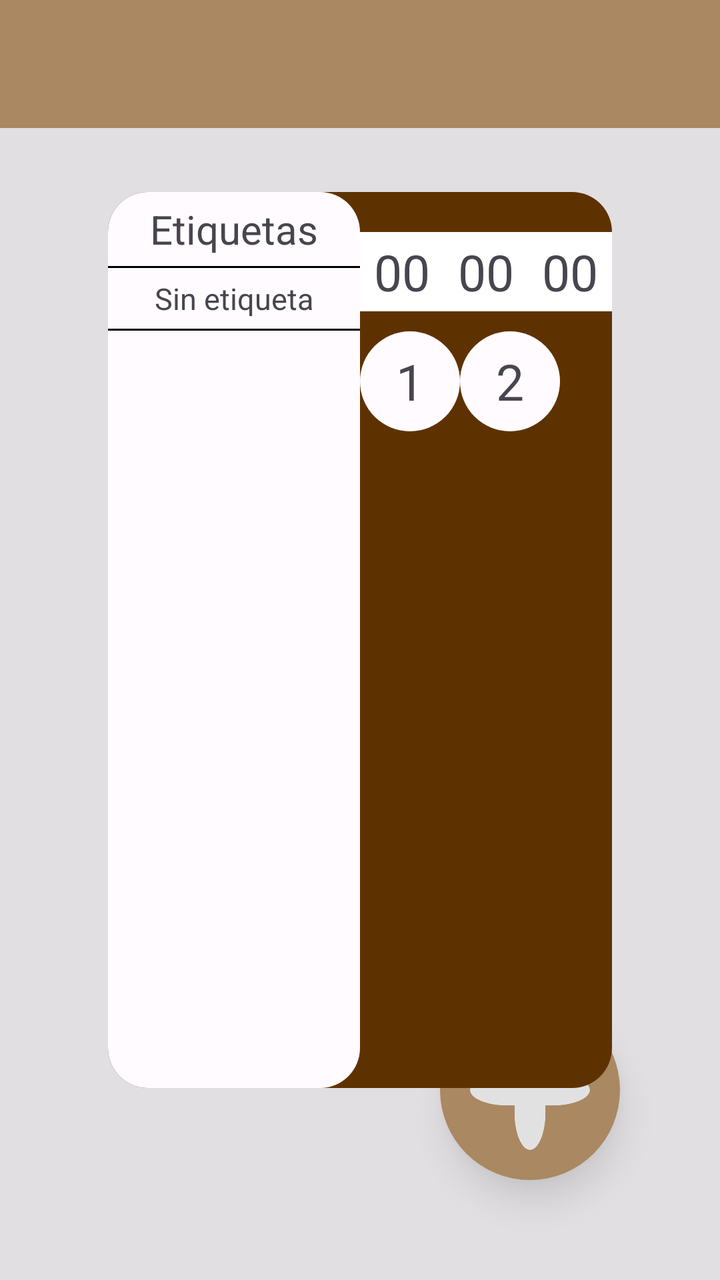
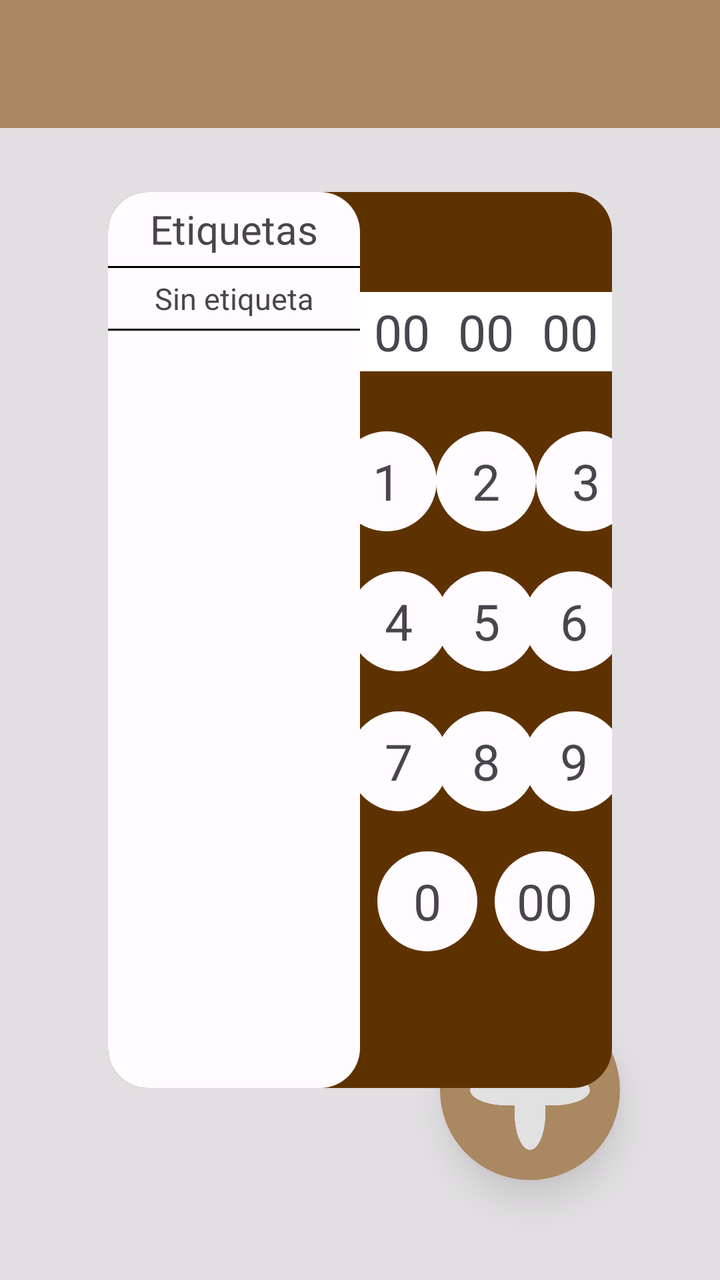

Screens rendered from an Android XML layout before and after an edit, with the pre-edit source and the edit as a unified diff.
<!-- AndroidManifest.xml: application theme Theme.Panaderia -->
<!-- res/layout/main_layout.xml -->
<?xml version="1.0" encoding="utf-8"?>
<androidx.drawerlayout.widget.DrawerLayout
    xmlns:android="http://schemas.android.com/apk/res/android"
    xmlns:app="http://schemas.android.com/apk/res-auto"
    xmlns:tools="http://schemas.android.com/tools"
    android:id="@+id/drawer_layout"
    android:layout_width="match_parent"
    android:layout_height="match_parent"
    tools:openDrawer="start"
    android:focusable="true"
    android:focusableInTouchMode="true">
    
    <FrameLayout
        android:layout_width="match_parent"
        android:layout_height="match_parent">

        
        <LinearLayout
            android:orientation="vertical"
            android:layout_width="match_parent"
            android:layout_height="match_parent"
            tools:context=".MainActivity">

            <FrameLayout
                android:id="@+id/cabezera"
                android:layout_width="match_parent"
                android:layout_height="wrap_content">

                <com.google.android.material.appbar.MaterialToolbar
                    android:id="@+id/topAppBar2"
                    android:visibility="gone"
                    android:layout_width="match_parent"
                    android:layout_height="?attr/actionBarSize"
                    android:layout_marginTop="3dp"
                    android:background="?attr/colorSecondary"
                    style="@style/Widget.MaterialComponents.Toolbar.Primary" />

                <com.google.android.material.appbar.MaterialToolbar
                    android:id="@+id/topAppBar"
                    android:layout_width="match_parent"
                    android:layout_height="?attr/actionBarSize"
                    android:background="?attr/colorPrimary"
                    app:titleCentered="true"
                    app:titleTextColor="?attr/colorOnPrimary"
                    style="@style/Widget.MaterialComponents.Toolbar.Primary" />

                <com.google.android.material.appbar.MaterialToolbar
                    android:id="@+id/topAppBar3"
                    android:layout_width="80dp"
                    android:layout_height="match_parent"
                    android:layout_gravity="end"
                    android:background="?attr/colorPrimary"
                    android:layout_marginTop="3dp"
                    android:elevation="20dp"
                    android:visibility="gone"/>

            </FrameLayout>

            
            <FrameLayout
                android:id="@+id/fragment_container"
                android:layout_width="match_parent"
                android:layout_height="0dp"
                android:layout_weight="1"
                android:background="?attr/android:colorBackground">

                
                <LinearLayout
                    android:id="@+id/opciones"
                    android:elevation="10dp"
                    android:layout_gravity="end|bottom"
                    android:layout_width="90dp"
                    android:layout_height="90dp"
                    android:background="@drawable/circulo_completo"
                    android:backgroundTint="?attr/colorPrimary"
                    android:gravity="center"
                    android:layout_marginRight="50dp"
                    android:layout_marginBottom="50dp"
                    android:clickable="true"
                    android:focusable="true">

                    <View
                        android:layout_width="60dp"
                        android:layout_height="60dp"
                        android:background="@drawable/mas_blanco"/>

                </LinearLayout>
                
                <TextView
                    android:id="@+id/TVBotonPedido"
                    android:elevation="10dp"
                    android:layout_gravity="end|bottom"
                    android:layout_width="80dp"
                    android:layout_height="40dp"
                    android:background="@drawable/boton1"
                    android:backgroundTint="?attr/colorOnTertiary"
                    android:gravity="center"
                    android:textColor="?attr/colorOnPrimary"
                    android:layout_marginRight="55dp"
                    android:layout_marginBottom="160dp"
                    android:text="Pedido"
                    android:clickable="true"
                    android:focusable="true"
                    android:visibility="gone"/>
                
                <TextView
                    android:id="@+id/TVBotonMoje"
                    android:elevation="10dp"
                    android:layout_gravity="end|bottom"
                    android:layout_width="80dp"
                    android:layout_height="40dp"
                    android:background="@drawable/boton1"
                    android:backgroundTint="?attr/colorOnTertiaryContainer"
                    android:gravity="center"
                    android:textColor="?attr/colorOnPrimary"
                    android:layout_marginRight="55dp"
                    android:layout_marginBottom="210dp"
                    android:text="Moje"
                    android:clickable="true"
                    android:focusable="true"
                    android:visibility="gone"/>
                
                <TextView
                    android:id="@+id/TVBotonTiempo"
                    android:elevation="10dp"
                    android:layout_gravity="end|bottom"
                    android:layout_width="80dp"
                    android:layout_height="40dp"
                    android:background="@drawable/boton1"
                    android:backgroundTint="?attr/colorOnTertiaryFixed"
                    android:gravity="center"
                    android:textColor="?attr/colorOnPrimary"
                    android:layout_marginRight="55dp"
                    android:layout_marginBottom="260dp"
                    android:text="Tiempo"
                    android:clickable="true"
                    android:focusable="true"
                    android:visibility="gone"/>

            </FrameLayout>

        </LinearLayout>


        
        <androidx.constraintlayout.widget.ConstraintLayout
            android:id="@+id/CLMojes"
            android:layout_width="match_parent"
            android:layout_height="match_parent"
            android:visibility="gone">

            
            <View
                android:layout_width="match_parent"
                android:layout_height="match_parent"
                android:background="#C4C4C4"
                android:alpha="0.5"/>
            
            <LinearLayout
                android:id="@+id/LLCajaMojes"
                android:orientation="vertical"
                app:layout_constraintTop_toTopOf="parent"
                app:layout_constraintBottom_toBottomOf="parent"
                app:layout_constraintStart_toStartOf="parent"
                app:layout_constraintEnd_toEndOf="parent"
                android:layout_width="0dp"
                android:layout_height="0dp"
                app:layout_constraintWidth_percent="0.7"
                app:layout_constraintHeight_percent="0.7"
                android:background="@drawable/bordes_algo_redondos">

                
                <LinearLayout
                    android:layout_width="match_parent"
                    android:layout_height="150dp"
                    android:background="@drawable/bordes_circulo_arriba"
                    android:orientation="vertical"
                    android:gravity="center">

                    <TextView
                        android:layout_width="wrap_content"
                        android:layout_height="wrap_content"
                        android:textColor="?attr/colorOnPrimary"
                        android:text="Mojes"
                        android:textSize="30sp"
                        android:layout_marginBottom="15dp"
                        android:gravity="center"/>

                    <EditText
                        android:id="@+id/cantidadMojes"
                        android:layout_width="100dp"
                        android:layout_height="35dp"
                        android:background="@drawable/edittext_border_selector"
                        android:inputType="numberDecimal"
                        android:gravity="center"
                        android:text="1"
                        android:selectAllOnFocus="true"/>

                </LinearLayout>

                
                <ScrollView
                    android:layout_width="match_parent"
                    android:layout_height="0dp"
                    android:layout_weight="1">

                    <LinearLayout
                        android:id="@+id/cajaRecetas"
                        android:layout_width="match_parent"
                        android:layout_height="wrap_content"
                        android:orientation="vertical"
                        android:background="@drawable/bordes_circulo_abajo">

                    </LinearLayout>

                </ScrollView>

                
                <LinearLayout
                    android:layout_width="match_parent"
                    android:layout_height="80dp"
                    android:gravity="center">

                    <TextView
                        android:id="@+id/enviarMoje"
                        android:layout_width="120dp"
                        android:layout_height="40dp"
                        android:background="@drawable/redondo_sin_foco"
                        android:backgroundTint="?attr/colorOnTertiaryContainer"
                        android:textColor="?attr/colorOnPrimary"
                        android:gravity="center"
                        android:textSize="20dp"
                        android:text="Confirmar"/>

                </LinearLayout>


            </LinearLayout>

            
            <LinearLayout
                android:id="@+id/LLBotonCerrarMojes"
                android:rotation="45"
                app:layout_constraintBottom_toBottomOf="parent"
                app:layout_constraintEnd_toEndOf="parent"
                android:layout_width="90dp"
                android:layout_height="90dp"
                android:background="@drawable/circulo_completo"
                android:backgroundTint="?attr/colorPrimary"
                android:gravity="center"
                android:layout_marginRight="50dp"
                android:layout_marginBottom="50dp"
                android:clickable="true"
                android:focusable="true">

                <View
                    android:layout_width="60dp"
                    android:layout_height="60dp"
                    android:background="@drawable/mas_blanco"/>

            </LinearLayout>
            
        </androidx.constraintlayout.widget.ConstraintLayout>

        
        <androidx.constraintlayout.widget.ConstraintLayout
            android:id="@+id/CLTiempos"
            android:layout_width="match_parent"
            android:layout_height="match_parent">

            
            <View
                android:layout_width="match_parent"
                android:layout_height="match_parent"
                android:background="#C4C4C4"
                android:alpha="0.5"/>
            
            <LinearLayout
                android:id="@+id/LLCajaTiempos"
                android:orientation="horizontal"
                app:layout_constraintTop_toTopOf="parent"
                app:layout_constraintBottom_toBottomOf="parent"
                app:layout_constraintStart_toStartOf="parent"
                app:layout_constraintEnd_toEndOf="parent"
                android:layout_width="0dp"
                android:layout_height="0dp"
                app:layout_constraintWidth_percent="0.7"
                app:layout_constraintHeight_percent="0.7"
                android:background="@drawable/bordes_algo_redondos"
                android:backgroundTint="?attr/colorOnTertiaryFixed">

                
                <LinearLayout
                    android:id="@+id/LLEtiquetas"
                    android:layout_width="0dp"
                    android:layout_height="match_parent"
                    android:layout_weight="1"
                    android:orientation="vertical"
                    android:background="@drawable/bordes_algo_redondos">

                    <TextView
                        android:layout_width="match_parent"
                        android:layout_height="wrap_content"
                        android:text="Etiquetas"
                        android:gravity="center"
                        android:textSize="20dp"
                        android:paddingTop="5dp"
                        android:paddingBottom="5dp"/>
                    <View
                        android:layout_width="match_parent"
                        android:layout_height="1dp"
                        android:background="#000000"/>
                    <TextView
                        android:id="@+id/TVSinEtiqueta"
                        android:layout_width="match_parent"
                        android:layout_height="wrap_content"
                        android:text="Sin etiqueta"
                        android:gravity="center"
                        android:textSize="15dp"
                        android:paddingTop="5dp"
                        android:paddingBottom="5dp"/>
                    <View
                        android:layout_width="match_parent"
                        android:layout_height="1dp"
                        android:background="#000000"/>

                </LinearLayout>

                
                <androidx.constraintlayout.widget.ConstraintLayout
                    android:layout_width="0dp"
                    android:layout_height="match_parent"
                    android:layout_weight="1">

                    
                    <LinearLayout
                        android:id="@+id/LLTiempo"
                        android:layout_width="wrap_content"
                        android:layout_height="wrap_content"
                        app:layout_constraintTop_toTopOf="parent"
                        app:layout_constraintStart_toStartOf="parent"
                        app:layout_constraintEnd_toEndOf="parent"
                        android:layout_marginTop="20dp"
                        android:background="@android:color/white">

                        <TextView
                            android:id="@+id/TVHoras"
                            android:layout_width="wrap_content"
                            android:layout_height="wrap_content"
                            android:textSize="25dp"
                            android:paddingVertical="3dp"
                            android:paddingHorizontal="7dp"
                            android:text="00"/>
                        <TextView
                            android:id="@+id/TVMinutos"
                            android:layout_width="wrap_content"
                            android:layout_height="wrap_content"
                            android:textSize="25dp"
                            android:paddingVertical="3dp"
                            android:paddingHorizontal="7dp"
                            android:text="00"/>
                        <TextView
                            android:id="@+id/TVSegundos"
                            android:layout_width="wrap_content"
                            android:layout_height="wrap_content"
                            android:textSize="25dp"
                            android:paddingVertical="3dp"
                            android:paddingHorizontal="7dp"
                            android:text="00"/>

                    </LinearLayout>

                    <androidx.constraintlayout.widget.ConstraintLayout
                        android:id="@+id/CLBotonesTiempo"
                        android:layout_width="match_parent"
                        android:layout_height="wrap_content"
                        app:layout_constraintTop_toBottomOf="@id/LLTiempo"
                        android:layout_marginTop="10dp">

                        <TextView
                            android:id="@+id/TVUno"
                            android:layout_width="50dp"
                            android:layout_height="50dp"
                            android:textSize="25dp"
                            android:text="1"
                            android:gravity="center"
                            android:background="@drawable/circulo_completo"
                            android:backgroundTint="?attr/android:colorBackground"
                            app:layout_constraintStart_toStartOf="parent"
                            app:layout_constraintTop_toTopOf="parent"/>
                        <TextView
                            android:id="@+id/TVDos"
                            android:layout_width="50dp"
                            android:layout_height="50dp"
                            android:textSize="25dp"
                            android:text="2"
                            android:gravity="center"
                            android:background="@drawable/circulo_completo"
                            android:backgroundTint="?attr/android:colorBackground"
                            app:layout_constraintStart_toEndOf="@id/TVUno"
                            app:layout_constraintTop_toTopOf="parent"/>


                    </androidx.constraintlayout.widget.ConstraintLayout>


                </androidx.constraintlayout.widget.ConstraintLayout>

            </LinearLayout>

        </androidx.constraintlayout.widget.ConstraintLayout>
        
    </FrameLayout>

    
    <LinearLayout
        android:layout_width="280dp"
        android:layout_height="match_parent"
        android:layout_gravity="start"
        android:orientation="vertical"
        android:background="?android:attr/colorBackground">

        
        <include layout="@layout/nav_header_main" />

        
        <com.google.android.material.navigation.NavigationView
            android:id="@+id/navigation_view_top"
            android:layout_width="match_parent"
            android:layout_height="wrap_content"
            app:menu="@menu/navigation_drawer_menu_top"
            app:itemShapeAppearanceOverlay="@style/ShapeAppearanceOverlay.App.Cuadrado"
            app:itemShapeAppearance="@style/ShapeAppearanceOverlay.App.Cuadrado"/>

        
        <View
            android:layout_width="match_parent"
            android:layout_height="0dp"
            android:layout_weight="1" />

        
        
        <LinearLayout
            android:layout_width="match_parent"
            android:layout_height="wrap_content"
            android:orientation="horizontal"       android:gravity="end|center_vertical"
            android:padding="16dp">

            
            <ImageView
                android:id="@+id/icon_dark_mode"
                android:layout_width="32dp"
                android:layout_height="32dp"
                android:layout_marginEnd="16dp"
                android:src="@drawable/ic_dark_mode"
                android:background="?attr/selectableItemBackgroundBorderless"
                android:clickable="true"
                android:focusable="true"
                android:contentDescription="Activar modo oscuro" />

            
            <ImageView
                android:id="@+id/icon_light_mode"
                android:layout_width="32dp"
                android:layout_height="32dp"
                android:src="@drawable/ic_light_mode"
                android:background="?attr/selectableItemBackgroundBorderless"
                android:clickable="true"
                android:focusable="true"
                android:contentDescription="Activar modo claro" />
        </LinearLayout>

    </LinearLayout>

</androidx.drawerlayout.widget.DrawerLayout>
<!-- res/layout/nav_header_main.xml (included above) -->
<?xml version="1.0" encoding="utf-8"?>
<FrameLayout
    xmlns:android="http://schemas.android.com/apk/res/android"
    android:layout_width="match_parent"
    android:layout_height="wrap_content">

    <LinearLayout
        android:layout_height="?attr/actionBarSize"
        android:layout_width="match_parent"
        android:background="?attr/colorSecondary"
        android:layout_marginTop="3dp"/>

    <LinearLayout
        android:layout_height="?attr/actionBarSize"
        android:layout_width="match_parent"
        android:background="?attr/colorPrimary"
        android:gravity="center"
        android:orientation="vertical"
        android:paddingStart="16dp"
        android:paddingEnd="16dp">

        
        <TextView
            android:layout_width="wrap_content"
            android:layout_height="wrap_content"
            android:text="Panaderia"
            android:textColor="?attr/colorOnPrimary"
            android:textSize="20sp"
            android:textStyle="bold" />

    </LinearLayout>

</FrameLayout>
<!-- resources referenced by this layout -->
<resources>
  <!-- drawable bordes_algo_redondos (drawable) -->
  <?xml version="1.0" encoding="utf-8"?>
  <shape xmlns:android="http://schemas.android.com/apk/res/android"
      android:shape="rectangle">
      <solid android:color="?attr/android:colorBackground"/> 
          <corners android:radius="20dp"/> 
  </shape>
  <!-- drawable bordes_circulo_abajo (drawable) -->
  <?xml version="1.0" encoding="utf-8"?>
  <shape xmlns:android="http://schemas.android.com/apk/res/android"
      android:shape="rectangle">
  
      <solid android:color="?attr/android:colorBackground"/> 
  
      <corners
          android:topLeftRadius="0dp"
          android:topRightRadius="0dp"
          android:bottomLeftRadius="20dp"
          android:bottomRightRadius="20dp"/>
  </shape>
  <!-- drawable bordes_circulo_arriba (drawable) -->
  <?xml version="1.0" encoding="utf-8"?>
  <shape xmlns:android="http://schemas.android.com/apk/res/android"
      android:shape="rectangle">
  
      <solid android:color="?attr/colorOnTertiaryContainer"/> 
  
      <corners
          android:topLeftRadius="20dp"
          android:topRightRadius="20dp"
          android:bottomLeftRadius="0dp"
          android:bottomRightRadius="0dp"/>
  </shape>
  <!-- drawable boton1 (drawable) -->
  <?xml version="1.0" encoding="utf-8"?>
  <shape xmlns:android="http://schemas.android.com/apk/res/android"
      android:shape="rectangle">
  
      <solid android:color="?attr/android:colorBackground"/> 
      <stroke
          android:width="1dp"
          android:color="?attr/colorPrimary"/> 
          <corners android:radius="40dp"/> 
      <padding
          android:left="8dp"
          android:right="8dp" />
  </shape>
  <!-- drawable circulo_completo (drawable) -->
  <?xml version="1.0" encoding="utf-8"?>
  <shape xmlns:android="http://schemas.android.com/apk/res/android"
      android:shape="oval">
      <solid android:color="#4CAF50"/> 
  </shape>
  <!-- drawable edittext_border_selector (drawable) -->
  <?xml version="1.0" encoding="utf-8"?>
  <selector xmlns:android="http://schemas.android.com/apk/res/android">
      
      <item android:state_focused="true" android:drawable="@drawable/redondo_con_foco" />
      
      <item android:drawable="@drawable/redondo_sin_foco" />
  </selector>
  <!-- drawable redondo_sin_foco (drawable) -->
  <?xml version="1.0" encoding="utf-8"?>
  <shape xmlns:android="http://schemas.android.com/apk/res/android"
      android:shape="rectangle">
  
      <solid android:color="?attr/android:colorBackground"/> 
      <stroke
          android:width="1dp"
          android:color="?attr/colorSecondary"/> 
          <corners android:radius="5dp"/>
      <padding
          android:left="8dp"
          android:right="8dp" />
  </shape>
  <style name="ShapeAppearanceOverlay.App.Cuadrado" parent="">
          <item name="cornerFamily">rounded</item>
          <item name="cornerSize">0dp</item>
      </style>
  <!-- drawable redondo_con_foco (drawable) -->
  <?xml version="1.0" encoding="utf-8"?>
  <shape xmlns:android="http://schemas.android.com/apk/res/android"
      android:shape="rectangle">
  
      <solid android:color="?attr/android:colorBackground"/> 
      <stroke
          android:width="1dp"
          android:color="?attr/colorPrimary"/> 
          <corners android:radius="5dp"/> 
      <padding
          android:left="8dp"
          android:right="8dp" />
  </shape>
  <color name="md_theme_light_primary">#8F4C00</color>
  <color name="md_theme_light_shadow">#B5AC98</color>
  <color name="md_theme_light_onPrimary">#FFFFFF</color>
  <color name="md_theme_light_extra">#D9CEB6</color>
  <color name="md_theme_light_mas1">#8A4900</color>
  <color name="md_theme_light_mas2">#B86200</color>
  <color name="md_theme_light_mas3">#5E3200</color>
  <color name="md_theme_light_background">#FFFBFF</color>
  <color name="md_theme_light_surface">#FFFBFF</color>
  <color name="md_theme_light_onBackground">#201A17</color>
  <color name="md_theme_light_onSurface">#201A17</color>
  <color name="md_theme_light_select">#E6E6E6</color>
  <color name="md_theme_light_subfondo">#D1D1D1</color>
  <!-- unchanged entries left out for length: 4 -->
</resources>

<!-- the commit's change to res/layout/main_layout.xml (unified diff, before → after) -->
@@ -340,7 +340,7 @@
                         app:layout_constraintTop_toTopOf="parent"
                         app:layout_constraintStart_toStartOf="parent"
                         app:layout_constraintEnd_toEndOf="parent"
-                        android:layout_marginTop="20dp"
+                        android:layout_marginTop="50dp"
                         android:background="@android:color/white">
 
                         <TextView
@@ -370,6 +370,7 @@
 
                     </LinearLayout>
 
+                    
                     <androidx.constraintlayout.widget.ConstraintLayout
                         android:id="@+id/CLBotonesTiempo"
                         android:layout_width="match_parent"
@@ -386,8 +387,10 @@
                             android:gravity="center"
                             android:background="@drawable/circulo_completo"
                             android:backgroundTint="?attr/android:colorBackground"
+                            android:layout_marginTop="20dp"
                             app:layout_constraintStart_toStartOf="parent"
-                            app:layout_constraintTop_toTopOf="parent"/>
+                            app:layout_constraintTop_toTopOf="parent"
+                            app:layout_constraintEnd_toStartOf="@id/TVDos"/>
                         <TextView
                             android:id="@+id/TVDos"
                             android:layout_width="50dp"
@@ -398,7 +401,120 @@
                             android:background="@drawable/circulo_completo"
                             android:backgroundTint="?attr/android:colorBackground"
                             app:layout_constraintStart_toEndOf="@id/TVUno"
-                            app:layout_constraintTop_toTopOf="parent"/>
+                            app:layout_constraintTop_toTopOf="@id/TVUno"
+                            app:layout_constraintEnd_toStartOf="@id/TVTres"/>
+                        <TextView
+                            android:id="@+id/TVTres"
+                            android:layout_width="50dp"
+                            android:layout_height="50dp"
+                            android:textSize="25dp"
+                            android:text="3"
+                            android:gravity="center"
+                            android:background="@drawable/circulo_completo"
+                            android:backgroundTint="?attr/android:colorBackground"
+                            app:layout_constraintStart_toEndOf="@id/TVDos"
+                            app:layout_constraintTop_toTopOf="@id/TVUno"
+                            app:layout_constraintEnd_toEndOf="parent"/>
+                        <TextView
+                            android:id="@+id/TVCuatro"
+                            android:layout_width="50dp"
+                            android:layout_height="50dp"
+                            android:textSize="25dp"
+                            android:text="4"
+                            android:gravity="center"
+                            android:background="@drawable/circulo_completo"
+                            android:backgroundTint="?attr/android:colorBackground"
+                            android:layout_marginTop="20dp"
+                            app:layout_constraintStart_toStartOf="parent"
+                            app:layout_constraintTop_toBottomOf="@id/TVDos"
+                            app:layout_constraintEnd_toStartOf="@id/TVDos"/>
+                        <TextView
+                            android:id="@+id/TVCinco"
+                            android:layout_width="50dp"
+                            android:layout_height="50dp"
+                            android:textSize="25dp"
+                            android:text="5"
+                            android:gravity="center"
+                            android:background="@drawable/circulo_completo"
+                            android:backgroundTint="?attr/android:colorBackground"
+                            app:layout_constraintStart_toEndOf="@id/TVUno"
+                            app:layout_constraintTop_toTopOf="@id/TVCuatro"
+                            app:layout_constraintEnd_toStartOf="@id/TVTres"/>
+                        <TextView
+                            android:id="@+id/TVSeis"
+                            android:layout_width="50dp"
+                            android:layout_height="50dp"
+                            android:textSize="25dp"
+                            android:text="6"
+                            android:gravity="center"
+                            android:background="@drawable/circulo_completo"
+                            android:backgroundTint="?attr/android:colorBackground"
+                            app:layout_constraintStart_toEndOf="@id/TVDos"
+                            app:layout_constraintTop_toTopOf="@id/TVCuatro"
+                            app:layout_constraintEnd_toEndOf="parent"/>
+                        <TextView
+                            android:id="@+id/TVSiete"
+                            android:layout_width="50dp"
+                            android:layout_height="50dp"
+                            android:textSize="25dp"
+                            android:text="7"
+                            android:gravity="center"
+                            android:background="@drawable/circulo_completo"
+                            android:backgroundTint="?attr/android:colorBackground"
+                            android:layout_marginTop="20dp"
+                            app:layout_constraintStart_toStartOf="parent"
+                            app:layout_constraintTop_toBottomOf="@id/TVCuatro"
+                            app:layout_constraintEnd_toStartOf="@id/TVDos"/>
+                        <TextView
+                            android:id="@+id/TVOcho"
+                            android:layout_width="50dp"
+                            android:layout_height="50dp"
+                            android:textSize="25dp"
+                            android:text="8"
+                            android:gravity="center"
+                            android:background="@drawable/circulo_completo"
+                            android:backgroundTint="?attr/android:colorBackground"
+                            app:layout_constraintStart_toEndOf="@id/TVUno"
+                            app:layout_constraintTop_toTopOf="@id/TVSiete"
+                            app:layout_constraintEnd_toStartOf="@id/TVTres"/>
+                        <TextView
+                            android:id="@+id/TVNueve"
+                            android:layout_width="50dp"
+                            android:layout_height="50dp"
+                            android:textSize="25dp"
+                            android:text="9"
+                            android:gravity="center"
+                            android:background="@drawable/circulo_completo"
+                            android:backgroundTint="?attr/android:colorBackground"
+                            app:layout_constraintStart_toEndOf="@id/TVDos"
+                            app:layout_constraintTop_toTopOf="@id/TVSiete"
+                            app:layout_constraintEnd_toEndOf="parent"/>
+                        <TextView
+                            android:id="@+id/TVZero"
+                            android:layout_width="50dp"
+                            android:layout_height="50dp"
+                            android:textSize="25dp"
+                            android:text="0"
+                            android:gravity="center"
+                            android:background="@drawable/circulo_completo"
+                            android:backgroundTint="?attr/android:colorBackground"
+                            android:layout_marginTop="20dp"
+                            app:layout_constraintStart_toStartOf="parent"
+                            app:layout_constraintTop_toBottomOf="@id/TVSiete"
+                            app:layout_constraintEnd_toStartOf="@id/TVDobleZero"/>
+                        <TextView
+                            android:id="@+id/TVDobleZero"
+                            android:layout_width="50dp"
+                            android:layout_height="50dp"
+                            android:textSize="25dp"
+                            android:text="00"
+                            android:gravity="center"
+                            android:background="@drawable/circulo_completo"
+                            android:backgroundTint="?attr/android:colorBackground"
+                            app:layout_constraintStart_toEndOf="@id/TVZero"
+                            app:layout_constraintTop_toTopOf="@id/TVZero"
+                            app:layout_constraintEnd_toEndOf="parent"/>
+
 
 
                     </androidx.constraintlayout.widget.ConstraintLayout>
